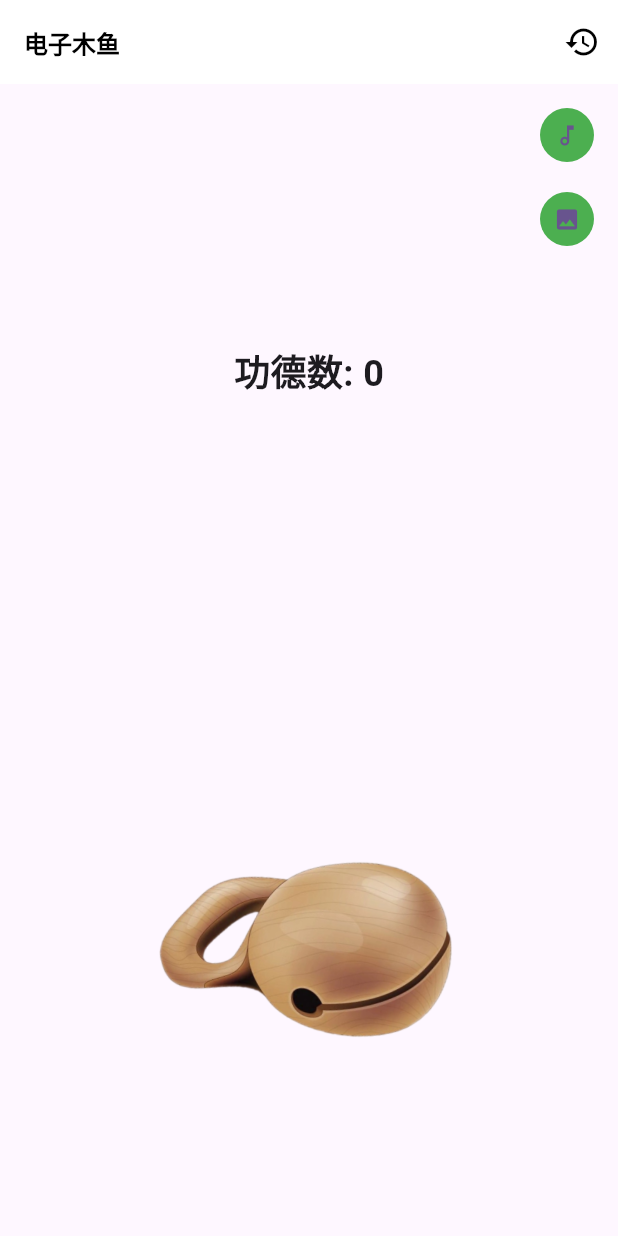
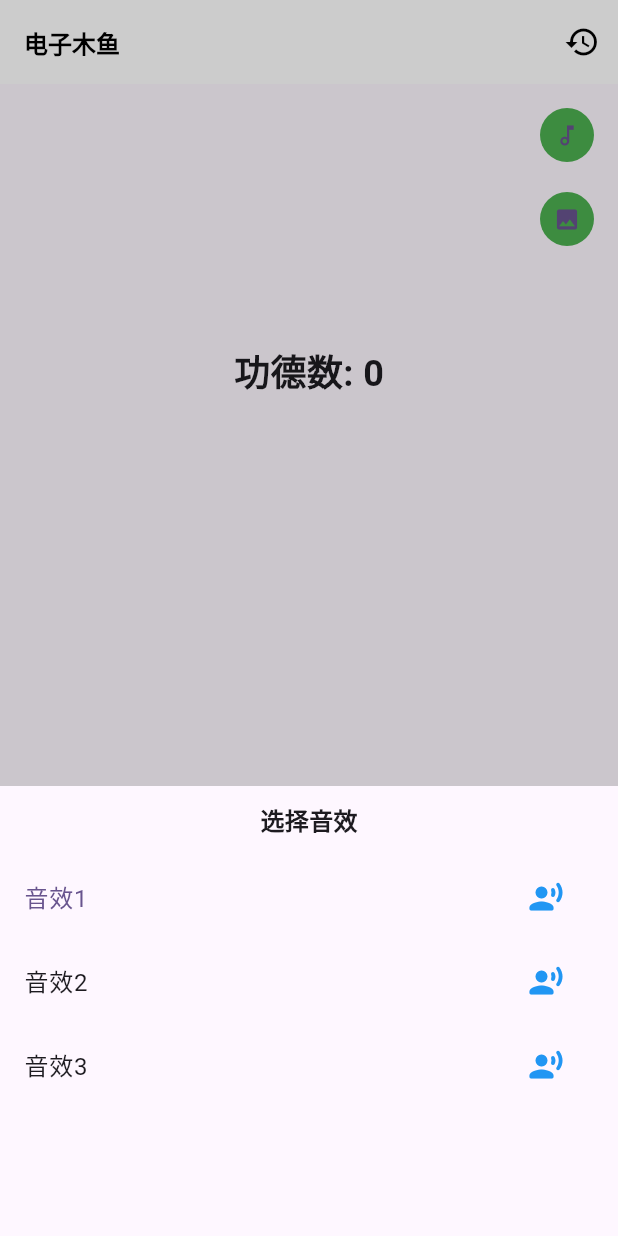
Before and after one commit to shallowaria/flutter_game_collection, a Flutter app: the screen it shows after launch, after a tap on the "music note" icon, on a phone screen of 412 x 824 dp. Run offline on Flutter 3.47's test engine with Material 3 defaults, Android fonts, the phone set to English and light mode, and no system bars; missing offline and left inert: flame_audio.

Commit message:
add:exchange music

```diff
--- /dev/null
+++ b/lib/muyu/models/audio_option.dart
@@ -0,0 +1,6 @@
+class AudioOption {
+  final String name;
+  final String src;
+
+  const AudioOption({required this.name, required this.src});
+}
--- a/lib/muyu/muyu_page.dart
+++ b/lib/muyu/muyu_page.dart
@@ -4,6 +4,8 @@ import 'package:flame_audio/flame_audio.dart';
 import 'package:flutter/cupertino.dart';
 import 'package:flutter/material.dart';
 import 'package:game/muyu/animate_text.dart';
+import 'package:game/muyu/models/audio_option.dart';
+import 'package:game/muyu/options/select_audio.dart';
 import 'models/image_option.dart';
 import 'muyu_image.dart';
 
@@ -22,12 +24,19 @@ class _MuyuPageState extends State<MuyuPage> {
   int _counter = 0;
   int _cruValue = 0;
   int _activeImageIndex = 0;
+  int _activeAudioIndex = 0;
 
   final Random _random = Random();
 
   final List<ImageOption> imageOptions = const [
     ImageOption(name: '基础版', src: 'assets/images/muyu.png', min: 1, max: 3),
     ImageOption(name: '尊享版', src: 'assets/images/muyu2.png', min: 3, max: 6),
+  ];
+
+  final List<AudioOption> audioOptions = const [
+    AudioOption(name: '音效1', src: 'muyu_1.mp3'),
+    AudioOption(name: '音效2', src: 'muyu_2.mp3'),
+    AudioOption(name: '音效3', src: 'muyu_3.mp3'),
   ];
 
   AudioPool? pool;
@@ -71,7 +80,18 @@ class _MuyuPageState extends State<MuyuPage> {
 
   void _toHistory() {}
 
-  void _onTapSwitchAudio() {}
+  void _onTapSwitchAudio() {
+    showCupertinoModalPopup(
+      context: context,
+      builder: (BuildContext context) {
+        return AudioOptionPanel(
+          audioOptions: audioOptions,
+          activeIndex: _activeAudioIndex,
+          onSelect: _onSelectAudio,
+        );
+      },
+    );
+  }
 
   void _onTapSwitchImage() {
     showCupertinoModalPopup(
@@ -95,6 +115,7 @@ class _MuyuPageState extends State<MuyuPage> {
   }
 
   String get activeImage => imageOptions[_activeImageIndex].src;
+  String get activeAudio => audioOptions[_activeAudioIndex].src;
 
   int get knockValue {
     int min = imageOptions[_activeImageIndex].min;
@@ -109,4 +130,11 @@ class _MuyuPageState extends State<MuyuPage> {
       _activeImageIndex = value;
     });
   }
+
+  void _onSelectAudio(int value) async {
+    Navigator.of(context).pop();
+    if (value == _activeAudioIndex) return;
+    _activeAudioIndex = value;
+    pool = await FlameAudio.createPool(activeAudio, maxPlayers: 1);
+  }
 }
--- /dev/null
+++ b/lib/muyu/options/select_audio.dart
@@ -0,0 +1,58 @@
+import 'package:flame_audio/flame_audio.dart';
+import 'package:flutter/material.dart';
+import 'package:game/muyu/models/audio_option.dart';
+
+class AudioOptionPanel extends StatelessWidget {
+  final List<AudioOption> audioOptions;
+  final ValueChanged<int> onSelect;
+  final int activeIndex;
+
+  const AudioOptionPanel({
+    super.key,
+    required this.audioOptions,
+    required this.activeIndex,
+    required this.onSelect,
+  });
+
+  @override
+  Widget build(BuildContext context) {
+    const TextStyle labelStyle = TextStyle(
+      fontSize: 16,
+      fontWeight: FontWeight.bold,
+    );
+    return Material(
+      child: SizedBox(
+        height: 300,
+        child: Column(
+          children: [
+            Container(
+              height: 46,
+              alignment: Alignment.center,
+              child: const Text("选择音效", style: labelStyle),
+            ),
+            ...List.generate(audioOptions.length, _buildByIndex),
+          ],
+        ),
+      ),
+    );
+  }
+
+  Widget _buildByIndex(int index) {
+    bool active = index == activeIndex;
+    return ListTile(
+      selected: active,
+      onTap: () => onSelect(index),
+      title: Text(audioOptions[index].name),
+      trailing: IconButton(
+        splashRadius: 20,
+        onPressed: () => _tempPlay(audioOptions[index].src),
+        icon: const Icon(Icons.record_voice_over_rounded, color: Colors.blue),
+      ),
+    );
+  }
+
+  void _tempPlay(String src) async {
+    AudioPool pool = await FlameAudio.createPool(src, maxPlayers: 1);
+    pool.start();
+  }
+}
```
